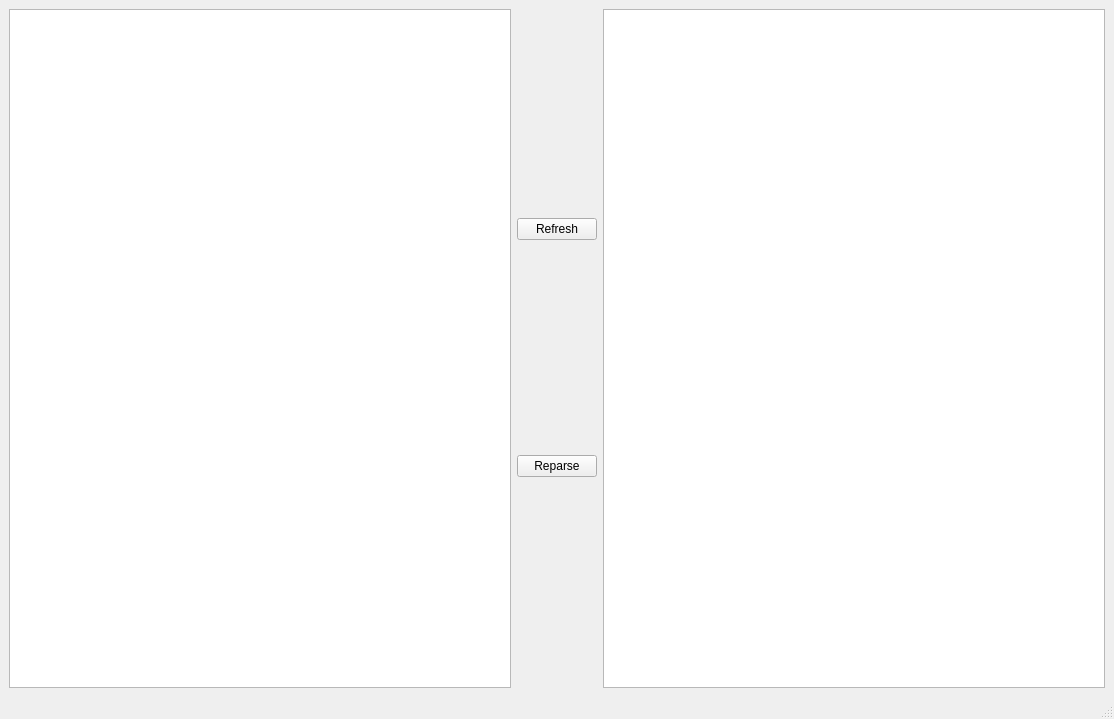
This is node_editor/gui.ui in softdevteam/eco as Qt 5 draws it before an edit. The edited form follows.
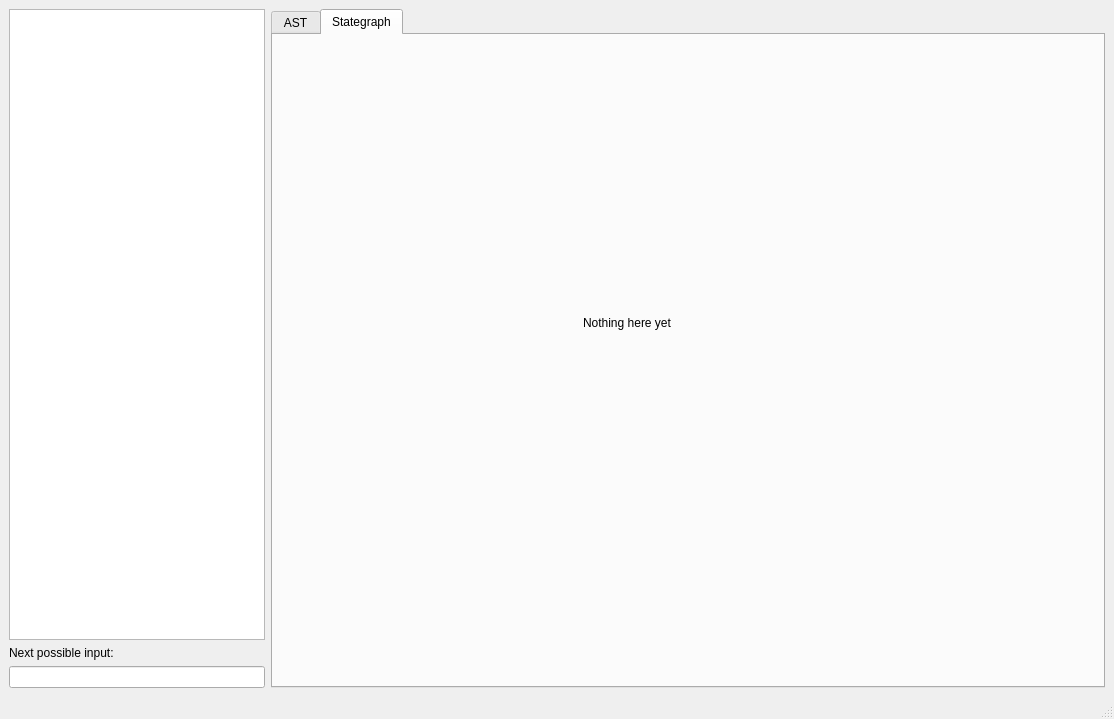
This is the edited form. Custom widgets are drawn as their Qt base class.

Commit message: show nex possible input; better node deletion handling

Diff of the .ui file:
```diff
--- a/node_editor/gui.ui
+++ b/node_editor/gui.ui
@@ -21,37 +21,65 @@
   </property>
   <widget class="QWidget" name="centralwidget">
    <layout class="QGridLayout" name="gridLayout">
-    <item row="0" column="0">
-     <widget class="NodeEditor" name="textEdit">
-      <property name="sizePolicy">
-       <sizepolicy hsizetype="Expanding" vsizetype="Expanding">
-        <horstretch>0</horstretch>
-        <verstretch>0</verstretch>
-       </sizepolicy>
-      </property>
-     </widget>
-    </item>
-    <item row="0" column="5">
-     <widget class="QGraphicsView" name="graphicsView"/>
-    </item>
-    <item row="0" column="1" colspan="2">
+    <item row="2" column="1" colspan="2">
      <layout class="QVBoxLayout" name="verticalLayout">
       <item>
-       <widget class="QPushButton" name="pushButton_2">
-        <property name="text">
-         <string>Refresh</string>
+       <widget class="NodeEditor" name="textEdit">
+        <property name="sizePolicy">
+         <sizepolicy hsizetype="Expanding" vsizetype="Expanding">
+          <horstretch>0</horstretch>
+          <verstretch>0</verstretch>
+         </sizepolicy>
         </property>
        </widget>
       </item>
       <item>
-       <widget class="QPushButton" name="pushButton">
+       <widget class="QLabel" name="label">
         <property name="text">
-         <string>Reparse</string>
+         <string>Next possible input:</string>
         </property>
        </widget>
       </item>
+      <item>
+       <widget class="QLineEdit" name="lineEdit"/>
+      </item>
      </layout>
     </item>
+    <item row="2" column="3">
+     <widget class="QTabWidget" name="tabWidget">
+      <property name="currentIndex">
+       <number>1</number>
+      </property>
+      <widget class="QWidget" name="tab">
+       <attribute name="title">
+        <string>AST</string>
+       </attribute>
+       <layout class="QGridLayout" name="gridLayout_2">
+        <item row="0" column="0">
+         <widget class="QGraphicsView" name="graphicsView"/>
+        </item>
+       </layout>
+      </widget>
+      <widget class="QWidget" name="tab_2">
+       <attribute name="title">
+        <string>Stategraph</string>
+       </attribute>
+       <widget class="QLabel" name="label_2">
+        <property name="geometry">
+         <rect>
+          <x>310</x>
+          <y>280</y>
+          <width>241</width>
+          <height>16</height>
+         </rect>
+        </property>
+        <property name="text">
+         <string>Nothing here yet</string>
+        </property>
+       </widget>
+      </widget>
+     </widget>
+    </item>
    </layout>
   </widget>
   <widget class="QMenuBar" name="menubar">
```
The commit also changes 5 other files.
